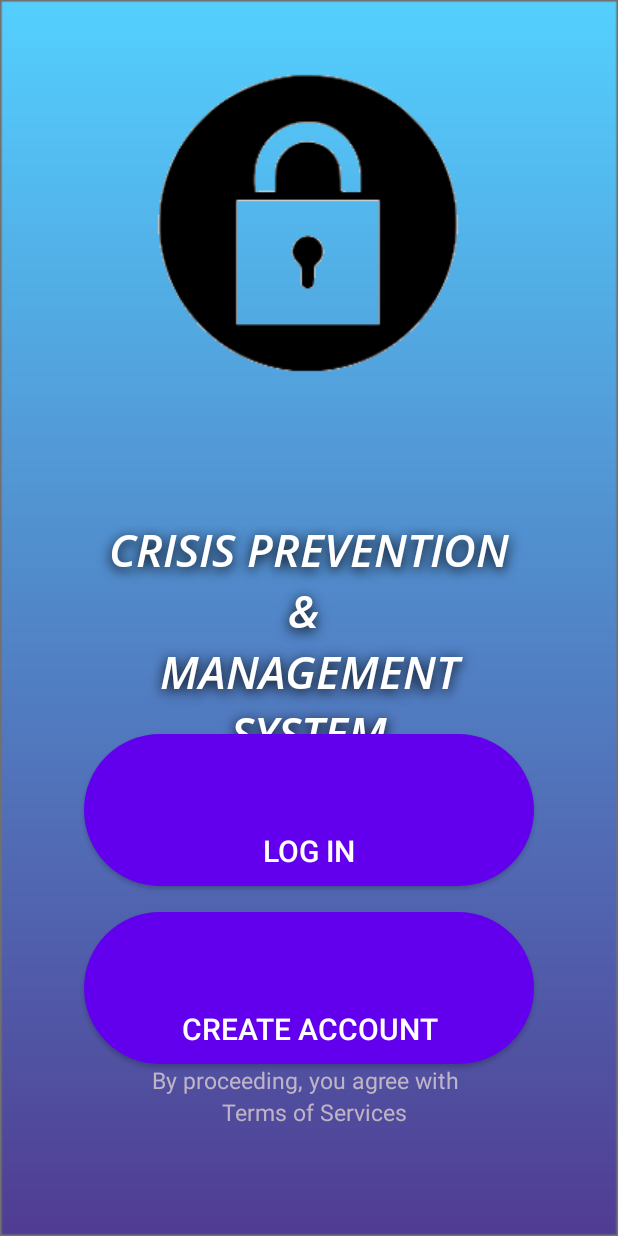
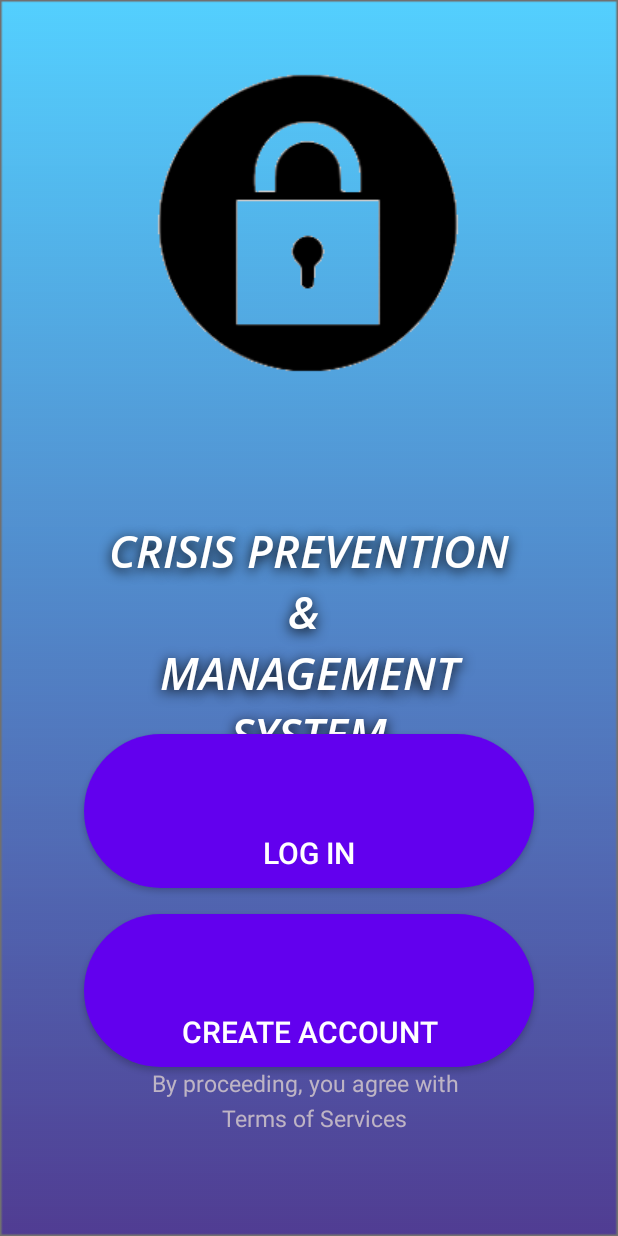
Before and after one commit to Spexon/Crisis_app, an Android app: the screen it shows after launch (MainActivity), on a phone screen of 412 x 824 dp. Run offline under Robolectric (Android 15) with nearby library versions, the phone set to English and light mode, and no system bars.

Commit message:
Welcome Screen + Resources

```diff
--- a/app/src/main/res/layout/activity_main.xml
+++ b/app/src/main/res/layout/activity_main.xml
@@ -65,10 +65,10 @@
         android:id="@+id/textView"
         android:layout_width="224dp"
         android:layout_height="0dp"
-        android:layout_marginBottom="13dp"
+        android:layout_marginBottom="10dp"
         android:alpha=".8"
         android:gravity="center_horizontal"
-        android:lineSpacingExtra="3dp"
+        android:lineSpacingExtra="5dp"
         android:text="By proceeding, you agree with\n
   Terms of Services"
         android:textAlignment="center"
```
